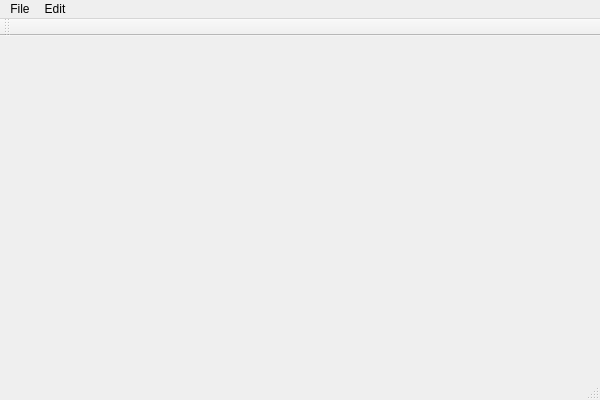
gnishida/FacadeAnnotationTool, file FacadeAnnotationTool/MainWindow.ui: the form before one commit.
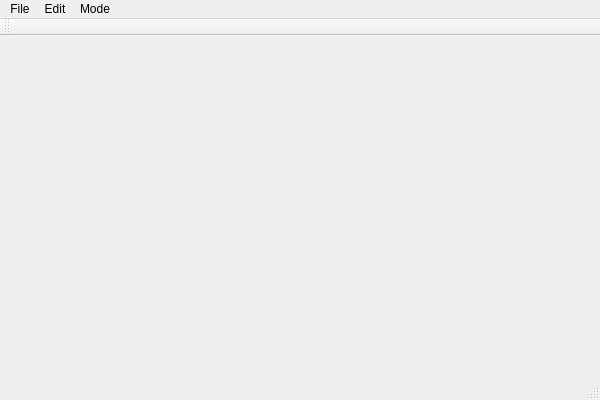
The form after the commit.

```diff
--- a/FacadeAnnotationTool/MainWindow.ui
+++ b/FacadeAnnotationTool/MainWindow.ui
@@ -41,8 +41,16 @@
     </property>
     <addaction name="actionUndo"/>
    </widget>
+   <widget class="QMenu" name="menuMode">
+    <property name="title">
+     <string>Mode</string>
+    </property>
+    <addaction name="actionModeFloors"/>
+    <addaction name="actionModeColumns"/>
+   </widget>
    <addaction name="menuFile"/>
    <addaction name="menuEdit"/>
+   <addaction name="menuMode"/>
   </widget>
   <widget class="QToolBar" name="mainToolBar">
    <attribute name="toolBarArea">
```
Left out of the diff: 16 changed lines with no effect on the pictures.
